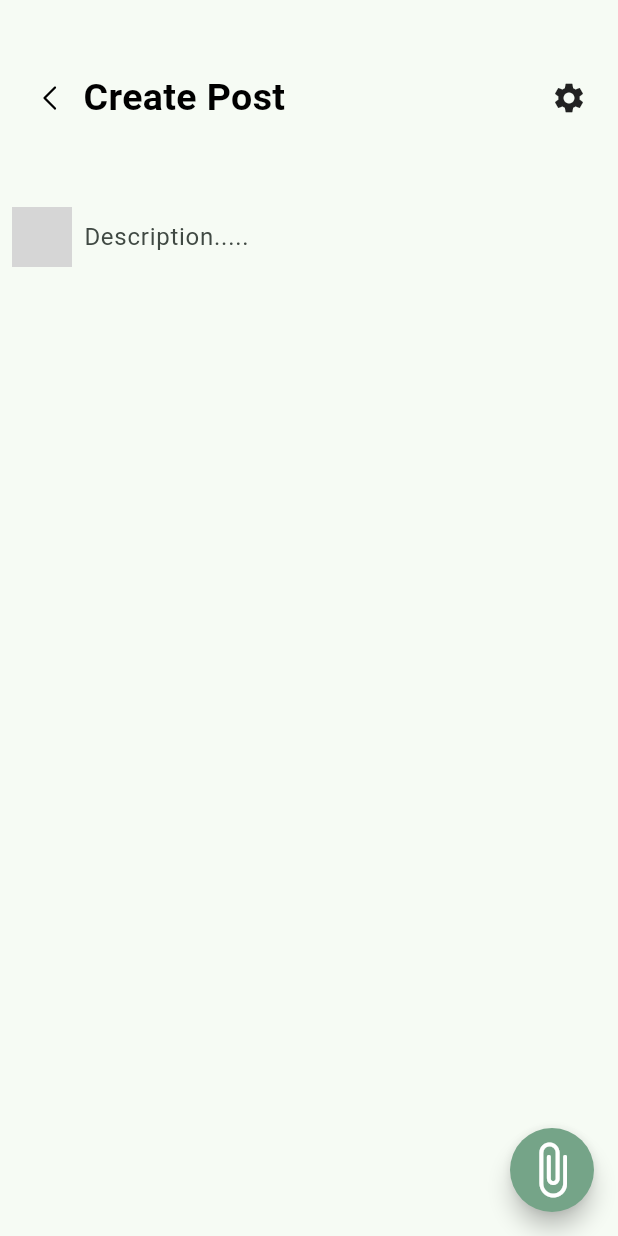
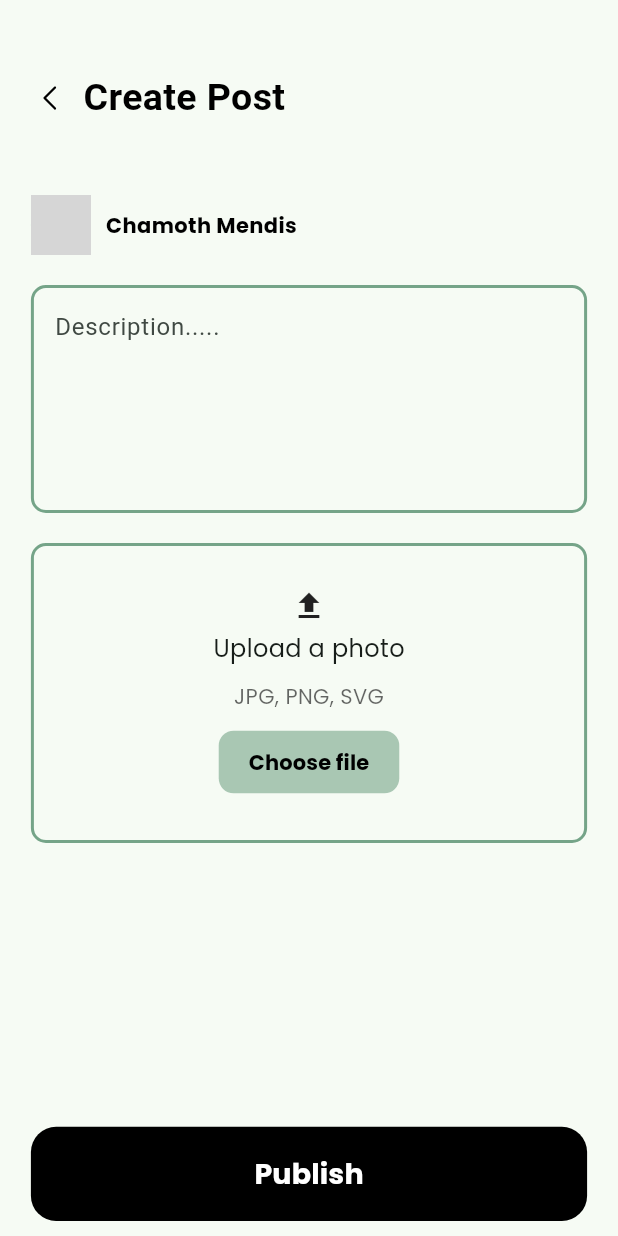
Before and after one commit to vinulays/recychamp, a Flutter app: the CreatePost screen opened directly, on a phone screen of 412 x 824 dp. Run offline on Flutter 3.47's test engine with Material 3 defaults, Android fonts, the phone set to English and light mode, and no system bars; our stand-ins replace avatar_glow, bloc, cached_network_image, carousel_slider, cloud_firestore, dots_indicator and 19 more; accounts and stored records are empty; network calls fail; Roboto replaces fonts that are missing (Almarai); grey boxes are pictures that could not be loaded.

Commit message:
post service

```diff
--- a/lib/models/post.dart
+++ b/lib/models/post.dart
@@ -4,44 +4,44 @@ import 'package:flutter/foundation.dart' show immutable;
 class Post {
   final String postId;
   final String postUserId;
-  final String content;
-  final String postType;
+  final String description;
   final String postUrl;
   final DateTime createdAt;
   final List<String> likesList;
+  final List<String> commentList;
 
   const Post(
       {required this.postId,
       required this.postUserId,
-      required this.content,
-      required this.postType,
+      required this.description,
       required this.postUrl,
       required this.createdAt,
-      required this.likesList});
+      required this.likesList,
+      required this.commentList});
 
-  Map<String, dynamic> toMap() {
-    return <String, dynamic>{
-      'postId': postId,
-      'postUserId': postUserId,
-      'content': content,
-      'postType': postType,
-      'postUrl': postUrl,
-      'createdAt': createdAt.millisecondsSinceEpoch,
-      'likeslist': likesList,
-    };
-  }
+  // Map<String, dynamic> toMap() {
+  //   return <String, dynamic>{
+  //     'postId': postId,
+  //     'postUserId': postUserId,
+  //     'content': content,
+  //     'postType': postType,
+  //     'postUrl': postUrl,
+  //     'createdAt': createdAt.millisecondsSinceEpoch,
+  //     'likeslist': likesList,
+  //   };
+  // }
 
-  // Factory method to create a Post from a map
-  factory Post.fromMap(Map<String, dynamic> map) {
-    return Post(
-        postId: map['postId'] ?? '',
-        postUserId: map['postUserId'] ?? '',
-        content: map['content'] ?? '',
-        postType: map['postType'] ?? '',
-        postUrl: map['postUrl'] ?? '',
-        createdAt: DateTime.fromMillisecondsSinceEpoch(
-          map['createdAt'] ?? 0,
-        ),
-        likesList: List<String>.from((map['likesList'] ?? [])));
-  }
+  // // Factory method to create a Post from a map
+  // factory Post.fromMap(Map<String, dynamic> map) {
+  //   return Post(
+  //       postId: map['postId'] ?? '',
+  //       postUserId: map['postUserId'] ?? '',
+  //       content: map['content'] ?? '',
+  //       postType: map['postType'] ?? '',
+  //       postUrl: map['postUrl'] ?? '',
+  //       createdAt: DateTime.fromMillisecondsSinceEpoch(
+  //         map['createdAt'] ?? 0,
+  //       ),
+  //       likesList: List<String>.from((map['likesList'] ?? [])));
+  // }
 }
--- a/lib/screens/CreatePost/createpost.dart
+++ b/lib/screens/CreatePost/createpost.dart
@@ -1,11 +1,10 @@
 import 'dart:typed_data';
 import 'package:flutter/material.dart';
+import 'package:flutter_form_builder/flutter_form_builder.dart';
 import 'package:flutter_svg/svg.dart';
+import 'package:google_fonts/google_fonts.dart';
 import 'package:image_picker/image_picker.dart';
-import 'package:recychamp/models/user.dart';
 import 'package:recychamp/screens/Calendar/constants.dart';
-import 'package:recychamp/screens/Community/user_provider.dart';
-import 'package:provider/provider.dart';
 
 class CreatePost extends StatefulWidget {
   const CreatePost({super.key});
@@ -71,27 +70,17 @@ class _CreatePostState extends State<CreatePost> {
     var deviceData = MediaQuery.of(context);
 
     return Scaffold(
-      floatingActionButton: FloatingActionButton(
-        onPressed: () {
-          _selectImage(context, ImageSource.gallery);
-        },
-        backgroundColor: const Color(0xFF75A488),
-        shape: RoundedRectangleBorder(
-          borderRadius: BorderRadius.circular(30.0),
-        ),
-        child: const Icon(
-          Icons.attach_file_rounded,
-          color: Colors.white,
-          size: 40.0,
-        ),
-      ),
-      body: Column(
+      body: Container(
+        margin: EdgeInsets.symmetric(horizontal: deviceData.size.width * 0.05),
+        child: Column(
+          mainAxisAlignment: MainAxisAlignment.spaceBetween,
+          children: [
+            Container(
+              child: Column(
                 mainAxisAlignment: MainAxisAlignment.start,
                 children: [
                   Container(
                     height: 130,
-            margin:
-                EdgeInsets.symmetric(horizontal: deviceData.size.width * 0.05),
                     child: Row(
                       mainAxisAlignment: MainAxisAlignment.spaceBetween,
                       children: [
@@ -115,31 +104,119 @@ class _CreatePostState extends State<CreatePost> {
                                     fontSize: 25)),
                           ],
                         ),
-                const Icon(Icons.settings)
                       ],
                     ),
                   ),
-          const Row(
+                  Row(
                     mainAxisAlignment: MainAxisAlignment.start,
                     children: [
-              Padding(
-                padding: EdgeInsets.all(8.0),
-                child: CircleAvatar(
+                      const CircleAvatar(
                         backgroundImage: NetworkImage(
                             "https://images.unsplash.com/photo-1517849845537-4d257902454a?w=500&auto=format&fit=crop&q=60&ixlib=rb-4.0.3&ixid=M3wxMjA3fDB8MHxzZWFyY2h8MTB8fHByb2ZpbGUlMjBwaWN0dXJlfGVufDB8fDB8fHww"),
                       ),
+                      const SizedBox(
+                        width: 10,
+                      ),
+                      Text(
+                        "Chamoth Mendis",
+                        style: GoogleFonts.poppins(
+                            color: Colors.black,
+                            fontSize: 14,
+                            fontWeight: FontWeight.w700),
+                      ),
+                    ],
+                  ),
+                  const SizedBox(
+                    height: 20,
                   ),
                   SizedBox(
-                width: 250,
                     child: TextField(
+                      maxLines: 5,
                       decoration: InputDecoration(
                         hintText: "Description.....",
                         hintMaxLines: 8,
-                    border: InputBorder.none,
+                        enabledBorder: OutlineInputBorder(
+                          borderSide: const BorderSide(
+                              color: Color(0xFF75A488), width: 2.0),
+                          borderRadius: BorderRadius.circular(10),
+                        ),
+                        focusedBorder: OutlineInputBorder(
+                          borderSide: const BorderSide(
+                              color: Color(0xFF75A488), width: 2.0),
+                          borderRadius: BorderRadius.circular(10),
                         ),
                       ),
                     ),
+                  ),
+                  const SizedBox(
+                    height: 20,
+                  ),
+                  Container(
+                    margin: const EdgeInsets.only(bottom: 8),
+                    height: 200,
+                    width: double.infinity,
+                    decoration: BoxDecoration(
+                        border: Border.all(
+                            color: const Color(0xFF75A488), width: 2),
+                        borderRadius: BorderRadius.circular(10)),
+                    child: Column(
+                      mainAxisAlignment: MainAxisAlignment.center,
+                      children: [
+                        const Icon(Icons.upload),
+                        const SizedBox(
+                          height: 5,
+                        ),
+                        Text(
+                          "Upload a photo",
+                          style: GoogleFonts.poppins(fontSize: 16),
+                        ),
+                        const SizedBox(
+                          height: 10,
+                        ),
+                        Text(
+                          "JPG, PNG, SVG",
+                          style: GoogleFonts.poppins(
+                            fontSize: 14,
+                            color: Colors.black.withOpacity(0.6000000238418579),
+                          ),
+                        ),
+                        const SizedBox(
+                          height: 10,
+                        ),
+                        FormBuilderField(
+                          name: "imageURL",
+                          builder: (FormFieldState<dynamic> field) {
+                            return TextButton(
+                              style: ButtonStyle(
+                                shape: MaterialStateProperty.all<
+                                    RoundedRectangleBorder>(
+                                  RoundedRectangleBorder(
+                                    borderRadius: BorderRadius.circular(10),
+                                  ),
+                                ),
+                                padding: MaterialStateProperty.all(
+                                    const EdgeInsets.symmetric(
+                                        vertical: 10.88, horizontal: 20)),
+                                backgroundColor:
+                                    MaterialStateProperty.all<Color>(
+                                        const Color(0xFF75A488)
+                                            .withOpacity(0.6000000238418579)),
+                              ),
+                              onPressed: () {
+                                _selectImage(context, ImageSource.gallery);
+                              },
+                              child: Text(
+                                "Choose file",
+                                style: GoogleFonts.poppins(
+                                    fontWeight: FontWeight.w700,
+                                    color: Colors.black),
+                              ),
+                            );
+                          },
+                          autovalidateMode: AutovalidateMode.onUserInteraction,
+                        )
                       ],
+                    ),
                   ),
                   // SizedBox(
                   //   height: 350,
@@ -160,6 +237,40 @@ class _CreatePostState extends State<CreatePost> {
                   // ),
                 ],
               ),
+            ),
+            // submit button
+            Container(
+              margin: EdgeInsets.only(bottom: 10),
+              child: SizedBox(
+                width: double.infinity,
+                child: TextButton(
+                  onPressed: () {
+                    // todo add challenge submit form
+                  },
+                  style: ButtonStyle(
+                    shape: MaterialStateProperty.all<RoundedRectangleBorder>(
+                      RoundedRectangleBorder(
+                        borderRadius: BorderRadius.circular(16.8),
+                      ),
+                    ),
+                    padding: MaterialStateProperty.all(
+                        const EdgeInsets.symmetric(vertical: 17.88)),
+                    backgroundColor:
+                        MaterialStateProperty.all<Color>(Colors.black),
+                  ),
+                  child: Text(
+                    "Publish",
+                    style: GoogleFonts.poppins(
+                        fontSize: 19,
+                        fontWeight: FontWeight.w700,
+                        color: Colors.white),
+                  ),
+                ),
+              ),
+            ),
+          ],
+        ),
+      ),
     );
   }
 }
```
Also changed, not shown: lib/repositories/posts repository/post_repo.dart (+117 -72 lines), lib/services/post_service.dart (added, +76 -0 lines). Lines whose indentation alone changed are shown as unchanged.
